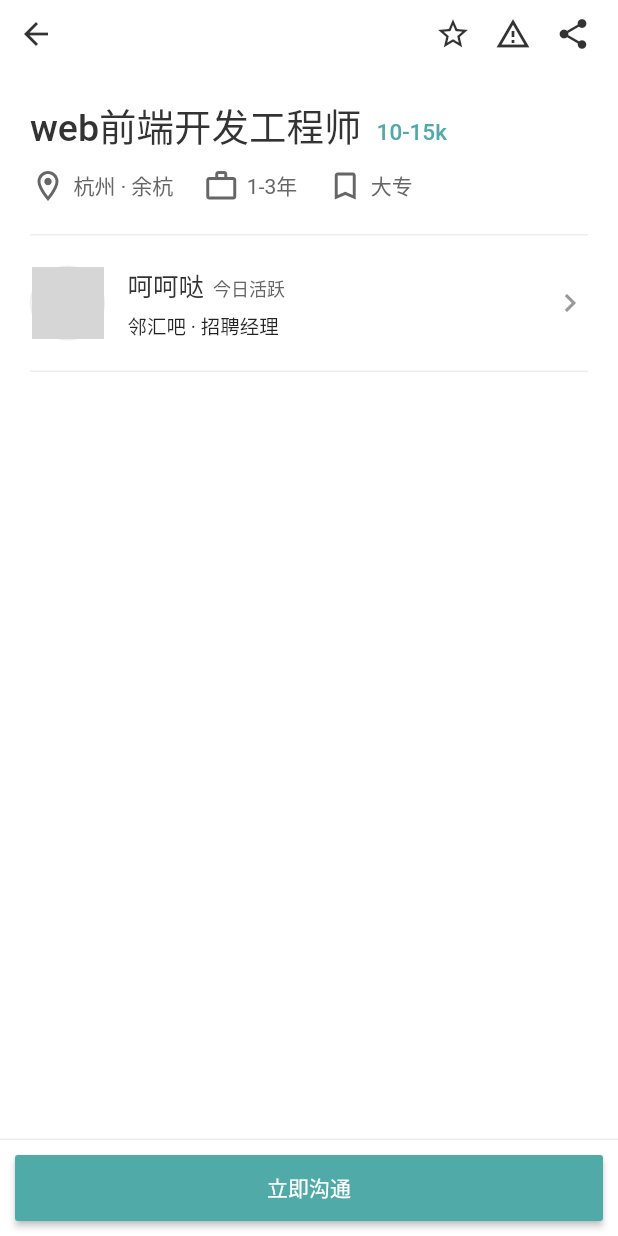
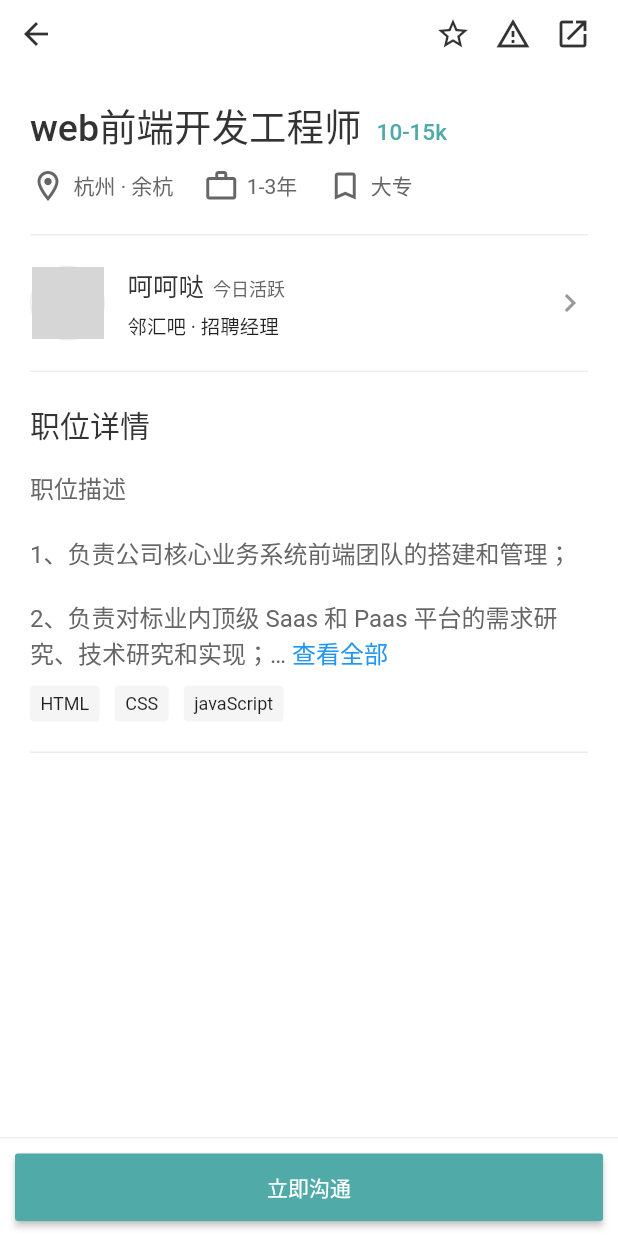
Before and after one commit to baoxiaowang/boss_job_flutter, a Flutter app: the WorkDetailPage screen opened directly, on a phone screen of 412 x 824 dp. Run offline on Flutter 3.47's test engine with Material 2 defaults, Android fonts, the phone set to English and light mode, and no system bars; our stand-ins replace fluro, flutter_easyrefresh; network calls fail; statements that could not run were skipped; grey boxes are pictures that could not be loaded.

Commit message:
feat: 工作详情

```diff
--- a/lib/page/home/personal/personal_page.dart
+++ b/lib/page/home/personal/personal_page.dart
@@ -1,5 +1,4 @@
 import 'package:boos_job/page/home/personal/widget/setting_row.dart';
-import 'package:boos_job/wiggets/slive_header_bar.dart';
 import 'package:flutter/material.dart';
 import 'widget/personal_header_delegate.dart';
 class PersonalPage extends StatelessWidget {
--- a/lib/page/home/personal/widget/personal_header_delegate.dart
+++ b/lib/page/home/personal/widget/personal_header_delegate.dart
@@ -7,7 +7,11 @@ class PersonalHeaderDelegate extends SliverPersistentHeaderDelegate{
   final double paddingTop; // 兼容iPhoneX
 
   Widget _getTitle(){
-    return Container(
+    return GestureDetector(
+      onVerticalDragStart: (d){
+        return false;
+      },
+      child: Container(
         height: 55,
         alignment: Alignment.centerLeft,
         child: Text('鲍小旺', style: TextStyle(
@@ -15,6 +19,7 @@ class PersonalHeaderDelegate extends SliverPersistentHeaderDelegate{
           fontSize: 20,
           fontWeight: FontWeight.w500
         ),),
+      ),
     );
   }
   Widget _itemStatistics(String title, int value){
@@ -35,7 +40,11 @@ class PersonalHeaderDelegate extends SliverPersistentHeaderDelegate{
     );
   }
   Widget _appBar(context){
-    return Container(
+    return GestureDetector(
+      onVerticalDragStart: (d){
+        return false;
+      },
+      child: Container(
         margin: EdgeInsets.only(
           top: paddingTop
         ),
@@ -50,6 +59,7 @@ class PersonalHeaderDelegate extends SliverPersistentHeaderDelegate{
             IconButton(icon: Icon(Icons.crop_free, color: Colors.white,), onPressed: null),
             IconButton(icon: Icon(Icons.brightness_5, color: Colors.white,), onPressed: null)
           ],
+        ),
       ),
     );
   }
--- a/lib/page/home/work/work_page.dart
+++ b/lib/page/home/work/work_page.dart
@@ -116,7 +116,6 @@ class PositionBarBottom extends StatelessWidget implements PreferredSizeWidget {
   // 切换tab
   Widget _positionTab = Builder(builder: (ctx){
     return Container(
-      width: 175,
       child: Row(
         children: [
           FlatButton(
--- a/lib/page/search/search_page.dart
+++ b/lib/page/search/search_page.dart
@@ -83,9 +83,12 @@ class _SearchPageState extends State<SearchPage> {
                   Expanded(child: SearchInput(
                     onchange: (val){
                       List<String> result = [];
+                      var reg = RegExp(val,
+                        caseSensitive: false
+                      );
                       try {
                         word.forEach((String item) {
-                          if(item.indexOf(val) != -1){
+                          if(reg.hasMatch(item)){
                             result.add(item);
                           }
                         });
@@ -115,7 +118,6 @@ class _SearchPageState extends State<SearchPage> {
         if(result.length <= 0){
           return reusltEmptyBody;
         }
-
         return ListView.builder(
           padding: EdgeInsets.symmetric(
             horizontal: 15
@@ -131,7 +133,10 @@ class _SearchPageState extends State<SearchPage> {
             );
             print(keyword);
             if(keyword != ''){
-              var strArr = item.split(keyword);
+              var reg = RegExp(keyword,
+                caseSensitive: false
+              );
+              var strArr = item.split(reg);
               var index = 1;
               strArr.forEach((item) {
                 if(item != ''){
--- a/lib/page/workDetail/work_detail_page.dart
+++ b/lib/page/workDetail/work_detail_page.dart
@@ -1,5 +1,26 @@
+import 'package:boos_job/wiggets/expandable_text.dart';
+import 'package:boos_job/wiggets/position_label.dart';
 import 'package:flutter/material.dart';
 import 'package:flutter/services.dart';
+const textInfo =
+'''
+职位描述\n
+1、负责公司核心业务系统前端团队的搭建和管理；\n
+2、负责对标业内顶级 Saas 和 Paas 平台的需求研究、技术研究和实现；\n
+3、负责不断优化团队前后端分离架构，提高团队开发效率和质量；\n
+4、负责探索前端新的技术框架和边界（Vue.js，ElasticSearch，ReactNative等）；\n
+5、负责团队 Scrum 流程推进和优化；\n
+6、负责发现和产出对团队效率提升有价值的产品和工具；\n
+7、更多的工作内容，欢迎你过来自己定义：）\n
+职位要求\n
+1、计算机相关专业，5年以上Web前端开发经验，有管理经验优先；\n
+2、追求极致和完美，有代码洁癖，善于总结和挖掘事物本质；\n
+3、前端基础扎实，理解RIA，有Ajax相关的实践经验，对React.js，Vue.js，Angular.js等MVVM框架能熟练运用至少一种，且了解其基本原理；\n
+4、关注Web发展，对新技术充满激情，期待或者已经开发出优秀的产品；\n
+5、对实现高性能、高可用、优秀用户体验的 Web 应用有实际的了解和实践经验；\n
+6、熟悉 B/S 架构，有 Node 经验，有 Python 等其他脚本语言经验更佳；\n
+7、有团队精神，性格乐观，能积极面对压力。
+''';
 class WorkDetailPage extends StatefulWidget {
   @override
   _WorkDetailPageState createState() => _WorkDetailPageState();
@@ -152,6 +173,54 @@ class _WorkDetailPageState extends State<WorkDetailPage> {
       ),
     );
   }
+  Widget _workInfo(){
+    return Container(
+      padding: EdgeInsets.all(20),
+      child: Column(
+        crossAxisAlignment: CrossAxisAlignment.start,
+        children: [
+          Container(
+            margin: EdgeInsets.only(bottom: 15),
+            child: Text('职位详情', style: TextStyle(
+              fontSize: 20,
+              fontWeight: FontWeight.w500,
+              color: Color(0xff333333)
+            ),),
+          ),
+          Container(
+            margin: EdgeInsets.only(bottom: 10),
+            child: ExpandableText(textInfo,
+              expandText: '查看全部',
+              collapseText: '',
+              expanded: false,
+              maxLines: 7,
+              style: TextStyle(
+                fontSize: 16,
+                color: Color(0xff666666)
+              ),
+            ),
+          ),
+          Container(
+            padding: EdgeInsets.only(bottom: 20),
+            decoration: BoxDecoration(
+              border: Border(
+                bottom: BorderSide(
+                  color: Color(0xffeeeeee)
+                )
+              )
+            ),
+            child: Row(
+              children: [
+                PositionLabel('HTML'),
+                PositionLabel('CSS'),
+                PositionLabel('javaScript'),
+              ],
+            ),
+          )
+        ],
+      ),
+    );
+  }
   @override
   Widget build(BuildContext context) {
     SystemChrome.setSystemUIOverlayStyle(SystemUiOverlayStyle(
@@ -182,8 +251,9 @@ class _WorkDetailPageState extends State<WorkDetailPage> {
                   children: [
                     _detailTitle(),
                     _hrWidget(),
+                    _workInfo(),
                     Container(
-                      height: 600,
+                      height: 200,
                       color: Colors.white,
                     )
                   ],
@@ -244,7 +314,7 @@ class _WorkDetailPageState extends State<WorkDetailPage> {
                             width: 40,
                             child: FlatButton(
                               onPressed: (){},
-                              child: Icon(Icons.share, color: Color(0xff333333)),
+                              child: Icon(Icons.launch, color: Color(0xff333333)),
                             ),
                           ),
                         ],
@@ -268,18 +338,16 @@ class _WorkDetailPageState extends State<WorkDetailPage> {
                   )
                 )
               ),
-              margin: EdgeInsets.only(bottom: MediaQuery.of(context).padding.bottom),
-              padding: EdgeInsets.symmetric(
-                horizontal: 10,
-                vertical: 10
-              ),
-              height: 65,
+              padding: EdgeInsets.fromLTRB(10, 10, 10, MediaQuery.of(context).padding.bottom + 10),
+              child: Container(
+                height: 45,
                 child: RaisedButton(
                   color: Theme.of(context).primaryColor,
                   child: Text('立即沟通', style: TextStyle(
                     color: Colors.white
                   ),),
                   onPressed: (){}
+                ),
               ),
             )
           )
--- /dev/null
+++ b/lib/wiggets/expandable_text.dart
@@ -0,0 +1,174 @@
+import 'package:flutter/gestures.dart';
+import 'package:flutter/material.dart';
+
+class ExpandableText extends StatefulWidget {
+  const ExpandableText(
+    this.text, {
+    Key key,
+    @required this.expandText,
+    @required this.collapseText,
+    this.expanded = false,
+    this.linkColor,
+    this.style,
+    this.textDirection,
+    this.textAlign,
+    this.textScaleFactor,
+    this.maxLines = 2,
+    this.semanticsLabel,
+  })  : assert(text != null),
+        assert(expandText != null),
+        assert(collapseText != null),
+        assert(expanded != null),
+        assert(maxLines != null && maxLines > 0),
+        super(key: key);
+
+  final String text;
+  final String expandText;
+  final String collapseText;
+  final bool expanded;
+  final Color linkColor;
+  final TextStyle style;
+  final TextDirection textDirection;
+  final TextAlign textAlign;
+  final double textScaleFactor;
+  final int maxLines;
+  final String semanticsLabel;
+
+  @override
+  ExpandableTextState createState() => ExpandableTextState();
+}
+
+class ExpandableTextState extends State<ExpandableText> {
+  bool _expanded = false;
+  TapGestureRecognizer _tapGestureRecognizer;
+
+  @override
+  void initState() {
+    super.initState();
+
+    _expanded = widget.expanded;
+    _tapGestureRecognizer = TapGestureRecognizer()..onTap = _toggleExpanded;
+  }
+
+  @override
+  void dispose() {
+    _tapGestureRecognizer.dispose();
+    super.dispose();
+  }
+
+  void _toggleExpanded() {
+    setState((){
+      _expanded = !_expanded;
+    });
+  }
+
+  @override
+  Widget build(BuildContext context) {
+    final DefaultTextStyle defaultTextStyle = DefaultTextStyle.of(context);
+    TextStyle effectiveTextStyle = widget.style;
+    if (widget.style == null || widget.style.inherit) {
+      effectiveTextStyle = defaultTextStyle.style.merge(widget.style);
+    }
+
+    final textAlign =
+        widget.textAlign ?? defaultTextStyle.textAlign ?? TextAlign.start;
+
+    final textDirection = widget.textDirection ?? Directionality.of(context);
+
+    final textScaleFactor =
+        widget.textScaleFactor ?? MediaQuery.textScaleFactorOf(context);
+
+    final locale = Localizations.localeOf(context, nullOk: true);
+
+    final linkText =
+        _expanded ? ' ${widget.collapseText}' : '${widget.expandText}';
+
+    final linkColor = widget.linkColor ?? Theme.of(context).accentColor;
+
+    TextSpan  _link(){
+      return TextSpan(
+          text: _expanded ? '' : '\u2026 ',
+          style: effectiveTextStyle,
+          children: <TextSpan>[
+            TextSpan(
+              text: linkText,
+              style: effectiveTextStyle.copyWith(
+                color: linkColor,
+              ),
+              recognizer: _tapGestureRecognizer,
+            )
+          ],
+        );
+    };
+
+    final text = TextSpan(
+      text: widget.text,
+      style: effectiveTextStyle,
+    );
+
+    Widget result = LayoutBuilder(
+      builder: (BuildContext context, BoxConstraints constraints) {
+        assert(constraints.hasBoundedWidth);
+        final double maxWidth = constraints.maxWidth;
+
+        TextPainter textPainter = TextPainter(
+          text: _link(),
+          textAlign: textAlign,
+          textDirection: textDirection,
+          textScaleFactor: textScaleFactor,
+          maxLines: widget.maxLines,
+          locale: locale,
+        );
+        textPainter.layout(minWidth: constraints.minWidth, maxWidth: maxWidth);
+        final linkSize = textPainter.size;
+        final linkWidth = textPainter.width;
+        // print(
+        //     ' textPainter-min${textPainter.width} textPainter-max${textPainter.maxIntrinsicWidth}');
+        textPainter.text = text;
+        textPainter.layout(minWidth: constraints.minWidth, maxWidth: maxWidth);
+        final textSize = textPainter.size;
+        // print(
+        //     'linkSize-width:${linkSize.width} linkSize-height:${linkSize.height} textSize-width:${textSize.width} textSize-height:${textSize.height} linkWidth${linkWidth}');
+        final position = textPainter.getPositionForOffset(Offset(
+          textSize.width - linkWidth,
+          textSize.height,
+        ));
+        final endOffset = textPainter.getOffsetBefore(position.offset);
+
+        TextSpan textSpan;
+        if (textPainter.didExceedMaxLines) {
+          textSpan = TextSpan(
+            style: effectiveTextStyle,
+            text: _expanded ? widget.text : widget.text.substring(0, endOffset),
+            children: <TextSpan>[
+              _link(),
+            ],
+          );
+        } else {
+          textSpan = text;
+        }
+
+        return RichText(
+          text: textSpan,
+          softWrap: true,
+          textDirection: textDirection,
+          textAlign: textAlign,
+          textScaleFactor: textScaleFactor,
+          overflow: TextOverflow.clip,
+        );
+      },
+    );
+
+    if (widget.semanticsLabel != null) {
+      result = Semantics(
+        textDirection: widget.textDirection,
+        label: widget.semanticsLabel,
+        child: ExcludeSemantics(
+          child: result,
+        ),
+      );
+    }
+
+    return result;
+  }
+}
--- a/lib/wiggets/slive_header_bar.dart
+++ b/lib/wiggets/slive_header_bar.dart
@@ -86,11 +86,17 @@ class SliveHaderBarDelegate extends SliverPersistentHeaderDelegate{
       )
     );
     List<Widget> columnChildren = stick == null ? [_flexible] : [_flexible, stick];
-    return Container(
-      height: maxExtent,
-      child: Column(
-        children: columnChildren,
-      ),
+    return GestureDetector(
+        onVerticalDragStart:(dragStartDetails){
+          return false;
+        },
+        child: Container(
+        height: maxExtent,
+        color: Colors.white,
+        child: Column(
+          children: columnChildren,
+        ),
+      )
     );
   }
 
```
Lines whose indentation alone changed are shown as unchanged.
